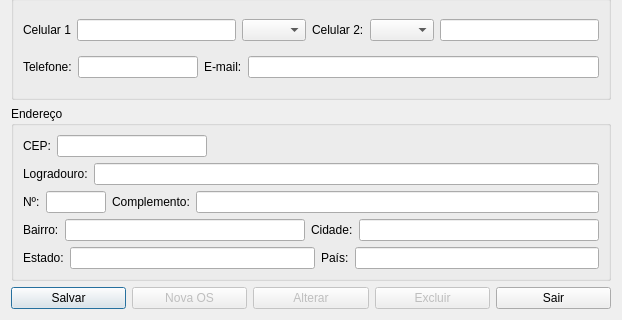
Before: the Qt Designer form ui_forms/clients.ui in Henrique-Miranda/erpy, drawn with Qt 5; both pictures show x 0 to 622 and y 308 to 628 of the 622 by 628 pixel window.
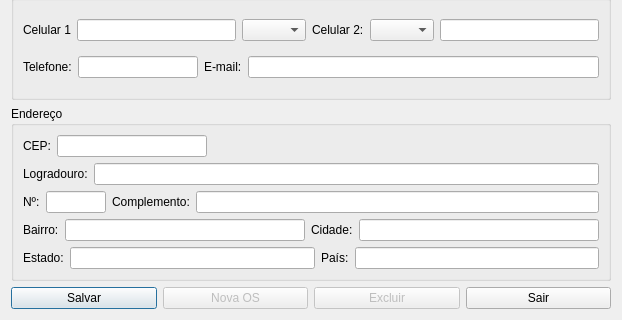
After: the same form once the commit is applied. Icons and pictures are not drawn.

Patch:
```diff
--- a/ui_forms/clients.ui
+++ b/ui_forms/clients.ui
@@ -706,16 +706,6 @@
        </property>
       </widget>
      </item>
-     <item>
-      <widget class="QPushButton" name="pushButton">
-       <property name="enabled">
-        <bool>false</bool>
-       </property>
-       <property name="text">
-        <string>Alterar</string>
-       </property>
-      </widget>
-     </item>
      <item>
       <widget class="QPushButton" name="pbDelete">
        <property name="enabled">
```
Left out of the diff: 2 changed lines with no effect on the pictures.
